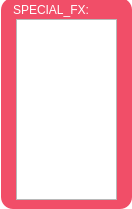
First picture: the form in Effect.ui, repository lznt/p2Scripts, before the edit.
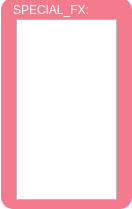
Second picture: the form after the edit.

The edit to the form file:
```diff
--- a/Effect.ui
+++ b/Effect.ui
@@ -18,7 +18,7 @@
   </property>
   <property name="styleSheet">
    <string notr="true">QWidget#Effect{ background-color: transparent;}
-QFrame#frame { background-color: rgba(237,29,63,200);
+QFrame#frame { background-color: rgba(237,29,63,150);
  border-radius: 12px;}</string>
   </property>
   <widget class="QFrame" name="frame">
```
